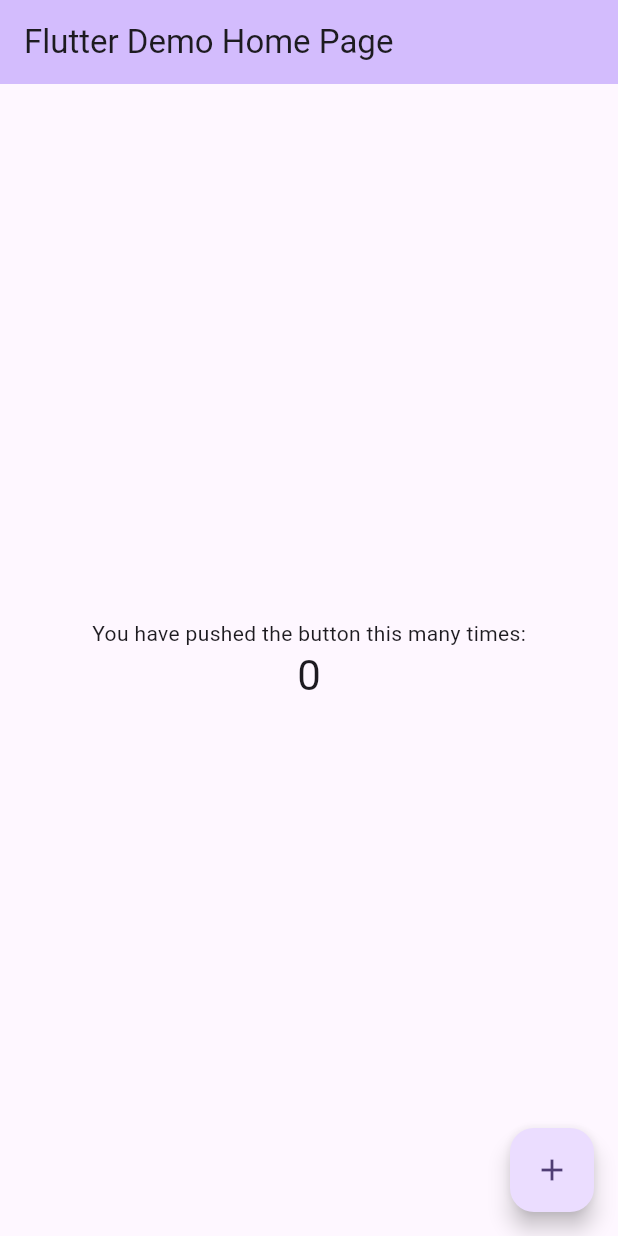
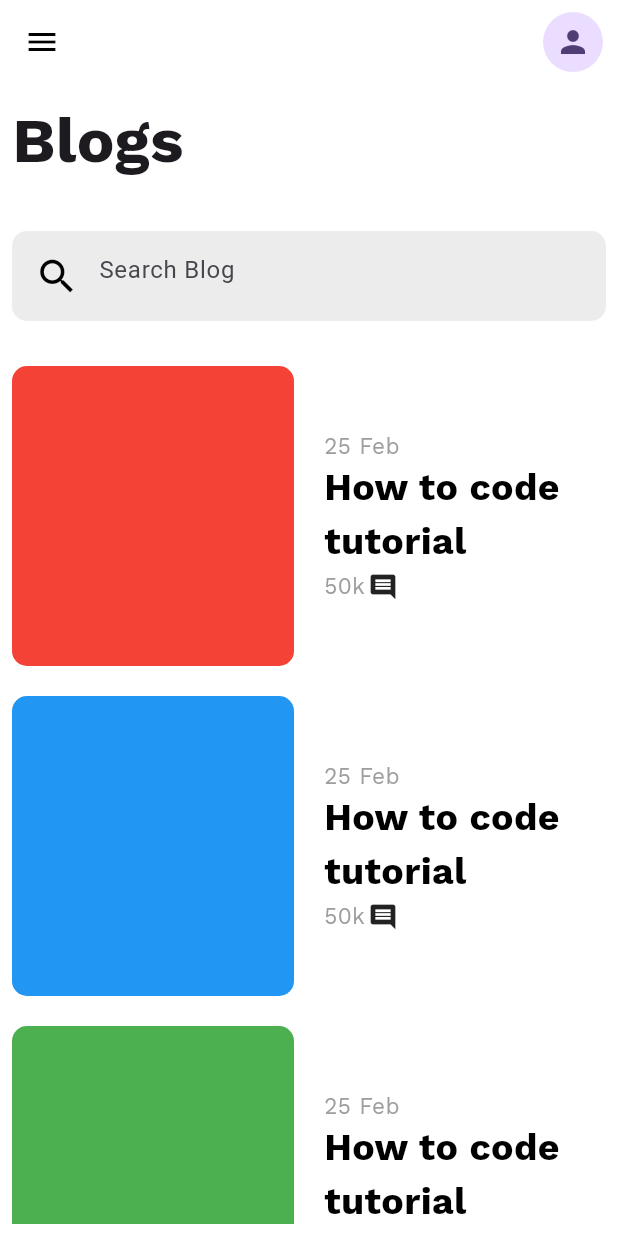
Before and after one commit to IdaDanuartha/simple-blog-app, a Flutter app: the screen it shows after launch, on a phone screen of 412 x 824 dp. Run offline on Flutter 3.47's test engine with Material 2 defaults, Android fonts, the phone set to English and light mode, and no system bars; our stand-ins replace google_fonts.

Commit message:
design home page in mobile (flutter)

```diff
--- a/frontend_flutter/lib/main.dart
+++ b/frontend_flutter/lib/main.dart
@@ -1,4 +1,5 @@
 import 'package:flutter/material.dart';
+import 'package:frontend_flutter/views/home.dart';
 
 void main() {
   runApp(const MyApp());
@@ -11,6 +12,7 @@ class MyApp extends StatelessWidget {
   @override
   Widget build(BuildContext context) {
     return MaterialApp(
+      debugShowCheckedModeBanner: false,
       title: 'Flutter Demo',
       theme: ThemeData(
         // This is the theme of your application.
@@ -31,95 +33,7 @@ class MyApp extends StatelessWidget {
         colorScheme: ColorScheme.fromSeed(seedColor: Colors.deepPurple),
         useMaterial3: true,
       ),
-      home: const MyHomePage(title: 'Flutter Demo Home Page'),
+      home: const HomePage(),
     );
   }
 }
-
-class MyHomePage extends StatefulWidget {
-  const MyHomePage({super.key, required this.title});
-
-  // This widget is the home page of your application. It is stateful, meaning
-  // that it has a State object (defined below) that contains fields that affect
-  // how it looks.
-
-  // This class is the configuration for the state. It holds the values (in this
-  // case the title) provided by the parent (in this case the App widget) and
-  // used by the build method of the State. Fields in a Widget subclass are
-  // always marked "final".
-
-  final String title;
-
-  @override
-  State<MyHomePage> createState() => _MyHomePageState();
-}
-
-class _MyHomePageState extends State<MyHomePage> {
-  int _counter = 0;
-
-  void _incrementCounter() {
-    setState(() {
-      // This call to setState tells the Flutter framework that something has
-      // changed in this State, which causes it to rerun the build method below
-      // so that the display can reflect the updated values. If we changed
-      // _counter without calling setState(), then the build method would not be
-      // called again, and so nothing would appear to happen.
-      _counter++;
-    });
-  }
-
-  @override
-  Widget build(BuildContext context) {
-    // This method is rerun every time setState is called, for instance as done
-    // by the _incrementCounter method above.
-    //
-    // The Flutter framework has been optimized to make rerunning build methods
-    // fast, so that you can just rebuild anything that needs updating rather
-    // than having to individually change instances of widgets.
-    return Scaffold(
-      appBar: AppBar(
-        // TRY THIS: Try changing the color here to a specific color (to
-        // Colors.amber, perhaps?) and trigger a hot reload to see the AppBar
-        // change color while the other colors stay the same.
-        backgroundColor: Theme.of(context).colorScheme.inversePrimary,
-        // Here we take the value from the MyHomePage object that was created by
-        // the App.build method, and use it to set our appbar title.
-        title: Text(widget.title),
-      ),
-      body: Center(
-        // Center is a layout widget. It takes a single child and positions it
-        // in the middle of the parent.
-        child: Column(
-          // Column is also a layout widget. It takes a list of children and
-          // arranges them vertically. By default, it sizes itself to fit its
-          // children horizontally, and tries to be as tall as its parent.
-          //
-          // Column has various properties to control how it sizes itself and
-          // how it positions its children. Here we use mainAxisAlignment to
-          // center the children vertically; the main axis here is the vertical
-          // axis because Columns are vertical (the cross axis would be
-          // horizontal).
-          //
-          // TRY THIS: Invoke "debug painting" (choose the "Toggle Debug Paint"
-          // action in the IDE, or press "p" in the console), to see the
-          // wireframe for each widget.
-          mainAxisAlignment: MainAxisAlignment.center,
-          children: <Widget>[
-            const Text(
-              'You have pushed the button this many times:',
-            ),
-            Text(
-              '$_counter',
-              style: Theme.of(context).textTheme.headlineMedium,
-            ),
-          ],
-        ),
-      ),
-      floatingActionButton: FloatingActionButton(
-        onPressed: _incrementCounter,
-        tooltip: 'Increment',
-        child: const Icon(Icons.add),
-      ), // This trailing comma makes auto-formatting nicer for build methods.
-    );
-  }
-}
--- /dev/null
+++ b/frontend_flutter/lib/views/home.dart
@@ -0,0 +1,93 @@
+import 'package:flutter/material.dart';
+import 'package:google_fonts/google_fonts.dart';
+
+// Widgets
+import 'widgets/blog_widget.dart';
+
+class HomePage extends StatefulWidget {
+  const HomePage({super.key});
+
+  @override
+  State<HomePage> createState() => _HomePageState();
+}
+
+class _HomePageState extends State<HomePage> {
+  @override
+  Widget build(BuildContext context) {
+    return Scaffold(
+      backgroundColor: Colors.white,
+      appBar: AppBar(
+        elevation: 0,
+        backgroundColor: Colors.white,
+        title: const Icon(Icons.menu, color: Colors.black,),
+        actions: const [
+          Padding(
+            padding: EdgeInsets.only(right: 10.0),
+            child: CircleAvatar(
+              child: Icon(Icons.person),
+            ),
+          )
+        ],
+      ),
+      body: Padding(
+        padding: const EdgeInsets.all(8.0),
+        child: SingleChildScrollView(
+          child: Column(
+            crossAxisAlignment: CrossAxisAlignment.start,
+            children: [
+              Text(
+                'Blogs',
+                style: GoogleFonts.workSans(
+                  fontSize: 42,
+                  fontWeight: FontWeight.bold,
+                )),
+              const SizedBox(height: 30),
+              Container(
+                width: double.infinity,
+                height: 60,
+                decoration: BoxDecoration(
+                  color: Colors.grey.withOpacity(0.2),
+                  borderRadius: BorderRadius.circular(10),
+                ),
+                child: const Padding(
+                  padding: EdgeInsets.all(6.0),
+                  child: TextField(
+                    decoration: InputDecoration(
+                      border: InputBorder.none,
+                      hintText: 'Search Blog',
+                      prefixIcon: Icon(
+                        Icons.search,
+                        color: Colors.black,
+                        size: 30,
+                      ),
+                      // hintStyle: GoogleFonts.workSans(
+                      //   fontSize: 28
+                      // ),
+                    ),
+                  ),
+                ),
+              ),
+              const SizedBox(height: 30),
+              const BlogWidget(
+                color: Colors.red,
+              ),
+              const SizedBox(height: 20),
+              const BlogWidget(
+                color: Colors.blue,
+              ),
+              const SizedBox(height: 20),
+              const BlogWidget(
+                color: Colors.green,
+              ),
+              const SizedBox(height: 20),
+              const BlogWidget(
+                color: Colors.purple,
+              ),
+              const SizedBox(height: 20),
+            ]
+          ),
+        ),
+      ),
+    );
+  }
+}
--- /dev/null
+++ b/frontend_flutter/lib/views/widgets/blog_widget.dart
@@ -0,0 +1,63 @@
+import 'package:flutter/material.dart';
+import 'package:google_fonts/google_fonts.dart';
+
+class BlogWidget extends StatelessWidget {
+  const BlogWidget({
+    super.key, required this.color,
+  });
+
+  final Color color;
+
+  @override
+  Widget build(BuildContext context) {
+    return Row(
+      children: [
+        Expanded(
+          child: Container(
+            height: 200,
+            decoration: BoxDecoration(
+              color: color,
+              borderRadius: BorderRadius.circular(10)
+            ),
+          ),
+        ),
+        const SizedBox(
+          width: 20,
+        ),
+        Expanded(child: Container(
+          child: Column(
+            crossAxisAlignment: CrossAxisAlignment.start,
+            children: [
+              Text('25 Feb', style: GoogleFonts.workSans(
+                fontSize: 15,
+                color: Colors.grey,
+              )),
+              Text('How to code tutorial',
+              style: GoogleFonts.workSans(
+                fontSize: 25,
+                fontWeight: FontWeight.bold,
+                color: Colors.black,
+              )),
+              Row(
+                children: [
+                  Text('50k', style: GoogleFonts.workSans(
+                    fontSize: 15,
+                    color: Colors.grey,
+                  )),
+                  Padding(
+                    padding: EdgeInsets.only(left: 2.0, top: 2.0),
+                    child: const Icon(Icons.comment, size: 20.0),
+                  ),
+                  const SizedBox(
+                    width: 10,
+
+                  )
+                ],
+              )
+            ],
+          ),
+        ))
+      ],
+    );
+  }
+}
--- a/frontend_flutter/pubspec.yaml
+++ b/frontend_flutter/pubspec.yaml
@@ -35,6 +35,7 @@ dependencies:
   # The following adds the Cupertino Icons font to your application.
   # Use with the CupertinoIcons class for iOS style icons.
   cupertino_icons: ^1.0.2
+  google_fonts: ^5.1.0
 
 dev_dependencies:
   flutter_test:
```
Also changed, not shown: frontend_flutter/pubspec.lock, 1 other file.
